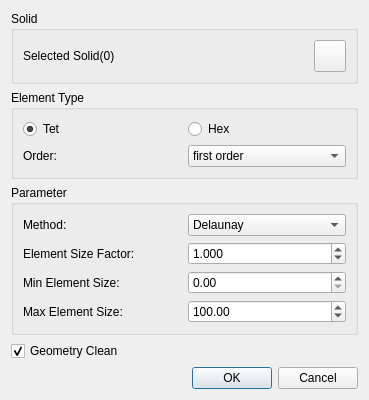
First picture: the form in Code/Gmsh/DialogSolidMesh.ui, repository DISOGitHub/FastCAE_Linux, before the edit.
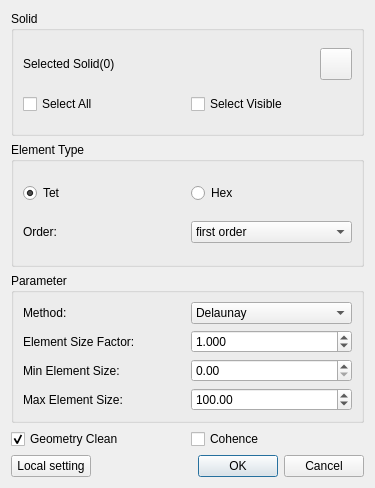
Second picture: the form after the edit. Icons and pictures are not drawn.

```diff
--- a/Code/Gmsh/DialogSolidMesh.ui
+++ b/Code/Gmsh/DialogSolidMesh.ui
@@ -6,20 +6,38 @@
    <rect>
     <x>0</x>
     <y>0</y>
-    <width>369</width>
-    <height>369</height>
+    <width>375</width>
+    <height>488</height>
    </rect>
   </property>
   <property name="windowTitle">
    <string>Solid Mesh</string>
   </property>
-  <layout class="QGridLayout" name="gridLayout_3">
+  <layout class="QGridLayout" name="gridLayout_6">
    <item row="0" column="0">
     <widget class="QGroupBox" name="groupBox">
      <property name="title">
       <string>Solid</string>
      </property>
      <layout class="QGridLayout" name="gridLayout">
+      <item row="1" column="0" colspan="2">
+       <layout class="QHBoxLayout" name="horizontalLayout_10">
+        <item>
+         <widget class="QCheckBox" name="selectall">
+          <property name="text">
+           <string>Select All</string>
+          </property>
+         </widget>
+        </item>
+        <item>
+         <widget class="QCheckBox" name="selectvisible">
+          <property name="text">
+           <string>Select Visible</string>
+          </property>
+         </widget>
+        </item>
+       </layout>
+      </item>
       <item row="0" column="0">
        <widget class="QLabel" name="planelabel">
         <property name="text">
@@ -61,6 +79,119 @@
      </layout>
     </widget>
    </item>
+   <item row="3" column="0">
+    <layout class="QHBoxLayout" name="horizontalLayout_8">
+     <item>
+      <widget class="QCheckBox" name="geoCleanCheckBox">
+       <property name="text">
+        <string>Geometry Clean</string>
+       </property>
+       <property name="checked">
+        <bool>true</bool>
+       </property>
+      </widget>
+     </item>
+     <item>
+      <widget class="QCheckBox" name="gridCoplanarCheckBox">
+       <property name="text">
+        <string>Cohence</string>
+       </property>
+      </widget>
+     </item>
+    </layout>
+   </item>
+   <item row="4" column="0">
+    <layout class="QGridLayout" name="gridLayout_3">
+     <item row="0" column="1">
+      <spacer name="horizontalSpacer">
+       <property name="orientation">
+        <enum>Qt::Horizontal</enum>
+       </property>
+       <property name="sizeHint" stdset="0">
+        <size>
+         <width>40</width>
+         <height>20</height>
+        </size>
+       </property>
+      </spacer>
+     </item>
+     <item row="0" column="2">
+      <widget class="QDialogButtonBox" name="buttonBox">
+       <property name="orientation">
+        <enum>Qt::Horizontal</enum>
+       </property>
+       <property name="standardButtons">
+        <set>QDialogButtonBox::Cancel|QDialogButtonBox::Ok</set>
+       </property>
+      </widget>
+     </item>
+     <item row="0" column="0">
+      <widget class="QPushButton" name="localButton">
+       <property name="text">
+        <string>Local setting</string>
+       </property>
+      </widget>
+     </item>
+    </layout>
+   </item>
+   <item row="1" column="0">
+    <widget class="QGroupBox" name="groupBox_2">
+     <property name="title">
+      <string>Element Type</string>
+     </property>
+     <layout class="QGridLayout" name="gridLayout_4">
+      <item row="0" column="0">
+       <layout class="QHBoxLayout" name="horizontalLayout_3">
+        <item>
+         <widget class="QRadioButton" name="TetRadioButton">
+          <property name="text">
+           <string>Tet</string>
+          </property>
+          <property name="checked">
+           <bool>true</bool>
+          </property>
+         </widget>
+        </item>
+        <item>
+         <widget class="QRadioButton" name="HexRadioButton">
+          <property name="text">
+           <string>Hex</string>
+          </property>
+          <property name="checkable">
+           <bool>true</bool>
+          </property>
+         </widget>
+        </item>
+       </layout>
+      </item>
+      <item row="1" column="0">
+       <layout class="QHBoxLayout" name="horizontalLayout_2">
+        <item>
+         <widget class="QLabel" name="label">
+          <property name="text">
+           <string>Order:</string>
+          </property>
+         </widget>
+        </item>
+        <item>
+         <widget class="QComboBox" name="OrderComboBox">
+          <item>
+           <property name="text">
+            <string>first order</string>
+           </property>
+          </item>
+          <item>
+           <property name="text">
+            <string>second order</string>
+           </property>
+          </item>
+         </widget>
+        </item>
+       </layout>
+      </item>
+     </layout>
+    </widget>
+   </item>
    <item row="2" column="0">
     <widget class="QGroupBox" name="groupBox_3">
      <property name="title">
@@ -204,84 +335,6 @@
      </layout>
     </widget>
    </item>
-   <item row="3" column="0">
-    <widget class="QCheckBox" name="geoCleanCheckBox">
-     <property name="text">
-      <string>Geometry Clean</string>
-     </property>
-     <property name="checked">
-      <bool>true</bool>
-     </property>
-    </widget>
-   </item>
-   <item row="4" column="0">
-    <widget class="QDialogButtonBox" name="buttonBox">
-     <property name="orientation">
-      <enum>Qt::Horizontal</enum>
-     </property>
-     <property name="standardButtons">
-      <set>QDialogButtonBox::Cancel|QDialogButtonBox::Ok</set>
-     </property>
-    </widget>
-   </item>
-   <item row="1" column="0">
-    <widget class="QGroupBox" name="groupBox_2">
-     <property name="title">
-      <string>Element Type</string>
-     </property>
-     <layout class="QGridLayout" name="gridLayout_4">
-      <item row="0" column="0">
-       <layout class="QHBoxLayout" name="horizontalLayout_3">
-        <item>
-         <widget class="QRadioButton" name="TetRadioButton">
-          <property name="text">
-           <string>Tet</string>
-          </property>
-          <property name="checked">
-           <bool>true</bool>
-          </property>
-         </widget>
-        </item>
-        <item>
-         <widget class="QRadioButton" name="HexRadioButton">
-          <property name="text">
-           <string>Hex</string>
-          </property>
-          <property name="checkable">
-           <bool>true</bool>
-          </property>
-         </widget>
-        </item>
-       </layout>
-      </item>
-      <item row="1" column="0">
-       <layout class="QHBoxLayout" name="horizontalLayout_2">
-        <item>
-         <widget class="QLabel" name="label">
-          <property name="text">
-           <string>Order:</string>
-          </property>
-         </widget>
-        </item>
-        <item>
-         <widget class="QComboBox" name="OrderComboBox">
-          <item>
-           <property name="text">
-            <string>first order</string>
-           </property>
-          </item>
-          <item>
-           <property name="text">
-            <string>second order</string>
-           </property>
-          </item>
-         </widget>
-        </item>
-       </layout>
-      </item>
-     </layout>
-    </widget>
-   </item>
   </layout>
  </widget>
  <resources>
```
Left out of the diff: 8 changed lines with no effect on the pictures.
